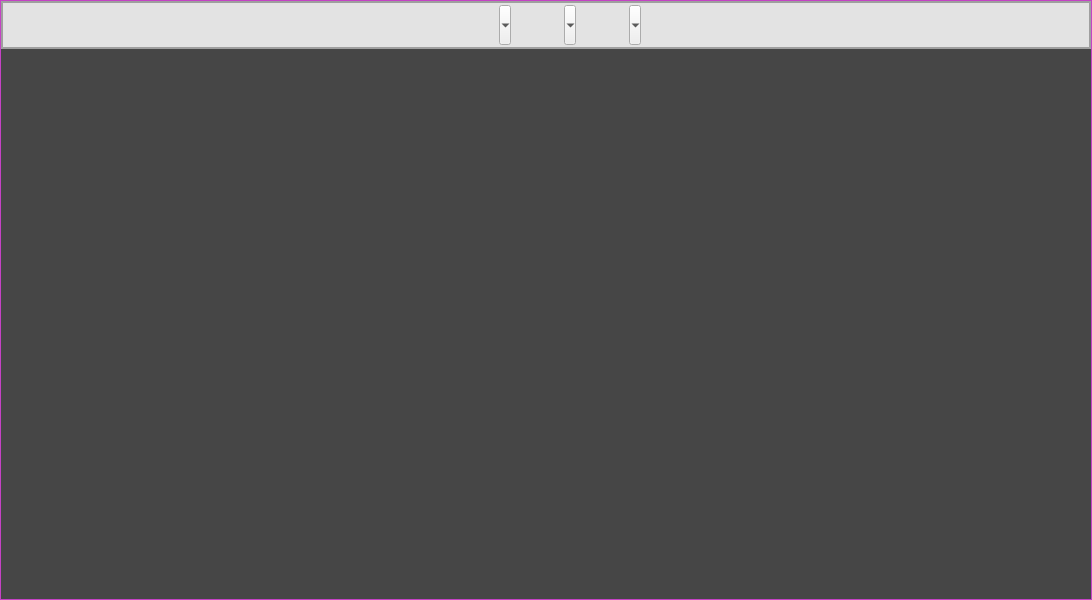
CrisMC2/Hologramas, file DICOM/views/ui/viewDICOM.ui: the form before one commit.
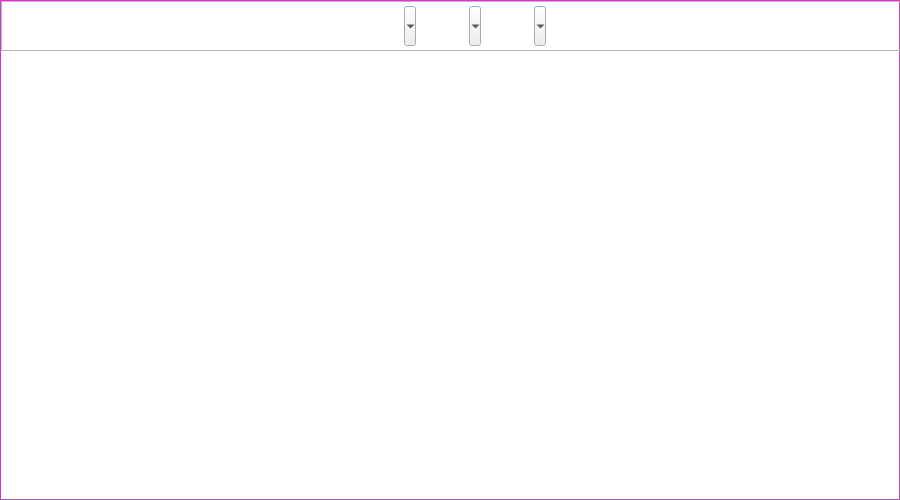
The form after the commit. The open tabs and pages were chosen to show the change. Icons and pictures are not drawn.

The edit to the form file:
```diff
--- a/DICOM/views/ui/viewDICOM.ui
+++ b/DICOM/views/ui/viewDICOM.ui
@@ -1,7 +1,7 @@
 <?xml version="1.0" encoding="UTF-8"?>
 <ui version="4.0">
- <class>viewDICOM</class>
- <widget class="QWidget" name="viewDICOM">
+ <class>viewDicom</class>
+ <widget class="QWidget" name="viewDicom">
   <property name="enabled">
    <bool>true</bool>
   </property>
@@ -9,8 +9,8 @@
    <rect>
     <x>0</x>
     <y>0</y>
-    <width>1092</width>
-    <height>600</height>
+    <width>900</width>
+    <height>500</height>
    </rect>
   </property>
   <property name="sizePolicy">
@@ -21,8 +21,8 @@
   </property>
   <property name="minimumSize">
    <size>
-    <width>1000</width>
-    <height>600</height>
+    <width>900</width>
+    <height>500</height>
    </size>
   </property>
   <property name="palette">
@@ -481,7 +481,7 @@
   </property>
   <property name="windowIcon">
    <iconset theme="hola">
-    <normaloff>.</normaloff>.</iconset>
+    <normaloff>C:/Users/Dell/.designer/backup</normaloff>C:/Users/Dell/.designer/backup</iconset>
   </property>
   <property name="toolTip">
    <string>&lt;html&gt;&lt;head/&gt;&lt;body&gt;&lt;p&gt;Ventana Principal&lt;/p&gt;&lt;/body&gt;&lt;/html&gt;</string>
@@ -509,7 +509,7 @@
     <number>0</number>
    </property>
    <item>
-    <widget class="QFrame" name="PrincipalLayout">
+    <widget class="QFrame" name="viewDicom_Frame">
      <property name="enabled">
       <bool>true</bool>
      </property>
@@ -521,7 +521,7 @@
      </property>
      <property name="minimumSize">
       <size>
-       <width>800</width>
+       <width>900</width>
        <height>500</height>
       </size>
      </property>
@@ -991,7 +991,7 @@
      <property name="frameShadow">
       <enum>QFrame::Raised</enum>
      </property>
-     <layout class="QVBoxLayout" name="verticalLayout" stretch="1,9">
+     <layout class="QVBoxLayout" name="verticalLayout" stretch="1,0">
       <property name="spacing">
        <number>0</number>
       </property>
@@ -1008,7 +1008,7 @@
        <number>0</number>
       </property>
       <item>
-       <widget class="QFrame" name="OptionsLayout">
+       <widget class="QFrame" name="options_Frame">
         <property name="sizePolicy">
          <sizepolicy hsizetype="Expanding" vsizetype="Fixed">
           <horstretch>0</horstretch>
@@ -1017,8 +1017,8 @@
         </property>
         <property name="minimumSize">
          <size>
-          <width>0</width>
-          <height>0</height>
+          <width>900</width>
+          <height>50</height>
          </size>
         </property>
         <property name="styleSheet">
@@ -1151,38 +1151,6 @@
               </property>
              </widget>
             </item>
-            <item>
-             <widget class="QToolButton" name="CantViews">
-              <property name="enabled">
-               <bool>true</bool>
-              </property>
-              <property name="minimumSize">
-               <size>
-                <width>60</width>
-                <height>40</height>
-               </size>
-              </property>
-              <property name="cursor">
-               <cursorShape>PointingHandCursor</cursorShape>
-              </property>
-              <property name="text">
-               <string/>
-              </property>
-              <property name="icon">
-               <iconset>
-                <normaloff>../../resources/img/viewDICOM/categoria-alternativa.png</normaloff>../../resources/img/viewDICOM/categoria-alternativa.png</iconset>
-              </property>
-              <property name="iconSize">
-               <size>
-                <width>30</width>
-                <height>30</height>
-               </size>
-              </property>
-              <property name="popupMode">
-               <enum>QToolButton::MenuButtonPopup</enum>
-              </property>
-             </widget>
-            </item>
             <item>
              <widget class="QToolButton" name="SelectView">
               <property name="enabled">
@@ -1215,6 +1183,38 @@
               </property>
              </widget>
             </item>
+            <item>
+             <widget class="QToolButton" name="CantViews">
+              <property name="enabled">
+               <bool>true</bool>
+              </property>
+              <property name="minimumSize">
+               <size>
+                <width>60</width>
+                <height>40</height>
+               </size>
+              </property>
+              <property name="cursor">
+               <cursorShape>PointingHandCursor</cursorShape>
+              </property>
+              <property name="text">
+               <string/>
+              </property>
+              <property name="icon">
+               <iconset>
+                <normaloff>../../resources/img/viewDICOM/categoria-alternativa.png</normaloff>../../resources/img/viewDICOM/categoria-alternativa.png</iconset>
+              </property>
+              <property name="iconSize">
+               <size>
+                <width>30</width>
+                <height>30</height>
+               </size>
+              </property>
+              <property name="popupMode">
+               <enum>QToolButton::MenuButtonPopup</enum>
+              </property>
+             </widget>
+            </item>
            </layout>
           </widget>
          </item>
@@ -1229,6 +1229,12 @@
           <verstretch>0</verstretch>
          </sizepolicy>
         </property>
+        <property name="minimumSize">
+         <size>
+          <width>900</width>
+          <height>450</height>
+         </size>
+        </property>
         <property name="styleSheet">
          <string notr="true">QStackedWidget &gt; QWidget{
 background-color: rgb(70, 70, 70);
@@ -1240,19 +1246,57 @@
         <property name="currentIndex">
          <number>0</number>
         </property>
-        <widget class="QWidget" name="OneView">
+        <widget class="QWidget" name="EmptyView">
+         <property name="sizePolicy">
+          <sizepolicy hsizetype="Expanding" vsizetype="Expanding">
+           <horstretch>0</horstretch>
+           <verstretch>0</verstretch>
+          </sizepolicy>
+         </property>
+         <property name="minimumSize">
+          <size>
+           <width>900</width>
+           <height>500</height>
+          </size>
+         </property>
          <property name="styleSheet">
           <string notr="true">background-color: rgba(70,70,70,1);</string>
          </property>
+        </widget>
+        <widget class="QWidget" name="OneView">
+         <property name="sizePolicy">
+          <sizepolicy hsizetype="Expanding" vsizetype="Expanding">
+           <horstretch>0</horstretch>
+           <verstretch>0</verstretch>
+          </sizepolicy>
+         </property>
+         <property name="minimumSize">
+          <size>
+           <width>900</width>
+           <height>450</height>
+          </size>
+         </property>
          <widget class="QWidget" name="OneView_Widget" native="true">
           <property name="geometry">
            <rect>
-            <x>10</x>
+            <x>0</x>
             <y>0</y>
-            <width>1081</width>
-            <height>551</height>
+            <width>900</width>
+            <height>450</height>
            </rect>
           </property>
+          <property name="sizePolicy">
+           <sizepolicy hsizetype="Expanding" vsizetype="Expanding">
+            <horstretch>0</horstretch>
+            <verstretch>0</verstretch>
+           </sizepolicy>
+          </property>
+          <property name="minimumSize">
+           <size>
+            <width>900</width>
+            <height>450</height>
+           </size>
+          </property>
           <property name="styleSheet">
            <string notr="true"/>
           </property>
@@ -1275,9 +1319,34 @@
           </layout>
          </widget>
         </widget>
-        <widget class="QWidget" name="EmptyView"/>
-        <widget class="QWidget" name="TwoViews"/>
-        <widget class="QWidget" name="FourViews"/>
+        <widget class="QWidget" name="TwoViews">
+         <property name="sizePolicy">
+          <sizepolicy hsizetype="Expanding" vsizetype="Expanding">
+           <horstretch>0</horstretch>
+           <verstretch>0</verstretch>
+          </sizepolicy>
+         </property>
+         <property name="minimumSize">
+          <size>
+           <width>900</width>
+           <height>500</height>
+          </size>
+         </property>
+        </widget>
+        <widget class="QWidget" name="FourViews">
+         <property name="sizePolicy">
+          <sizepolicy hsizetype="Expanding" vsizetype="Expanding">
+           <horstretch>0</horstretch>
+           <verstretch>0</verstretch>
+          </sizepolicy>
+         </property>
+         <property name="minimumSize">
+          <size>
+           <width>900</width>
+           <height>500</height>
+          </size>
+         </property>
+        </widget>
        </widget>
       </item>
      </layout>
```
